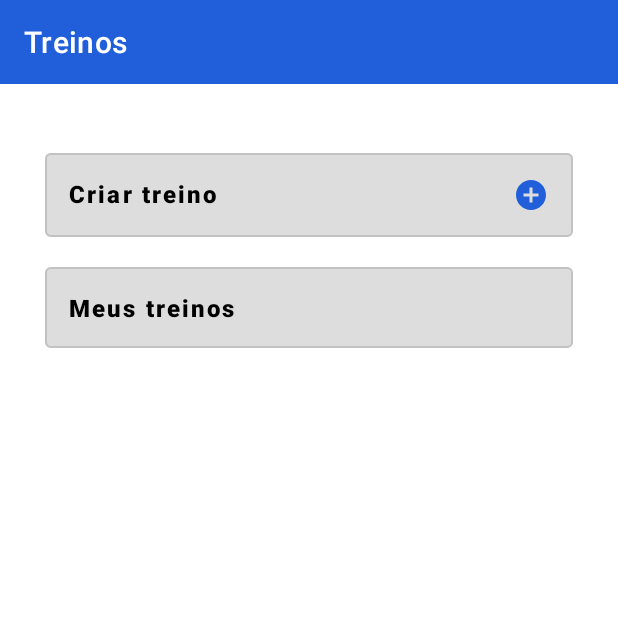
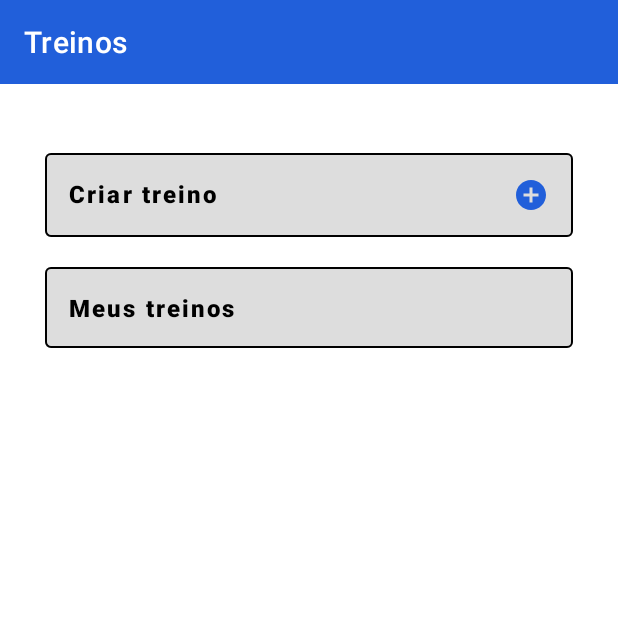
Before and after one commit to EduardoCarvalhoo/training_app, an Android app: the HomeActivity screen opened directly, with no data from a screen before it, on a phone screen of 412 x 824 dp, the top half of it. Run offline under Robolectric (Android 15) with nearby library versions, the phone set to English and light mode, and no system bars; our stand-ins replace Firebase (no records; nobody signed in at launch, a user with empty details on screens opened directly).

Commit message:
fix: dark theme bug fix

```diff
--- a/app/src/main/res/layout/activity_exercises.xml
+++ b/app/src/main/res/layout/activity_exercises.xml
@@ -4,6 +4,7 @@
     xmlns:tools="http://schemas.android.com/tools"
     android:layout_width="match_parent"
     android:layout_height="match_parent"
+    android:background="@color/white"
     tools:context="com.example.training.presentation.ui.exercises.ExercisesActivity">
 
     <androidx.appcompat.widget.Toolbar
--- a/app/src/main/res/layout/activity_home.xml
+++ b/app/src/main/res/layout/activity_home.xml
@@ -4,6 +4,7 @@
     xmlns:tools="http://schemas.android.com/tools"
     android:layout_width="match_parent"
     android:layout_height="match_parent"
+    android:background="@color/white"
     tools:context="com.example.training.presentation.ui.home.HomeActivity">
 
     <androidx.appcompat.widget.Toolbar
@@ -24,6 +25,8 @@
         android:layout_height="wrap_content"
         android:layout_marginTop="40dp"
         android:backgroundTint="#DDDDDD"
+        app:strokeColor="@color/black"
+        app:strokeWidth="1dp"
         android:drawableEnd="@drawable/ic_add_circle"
         android:gravity="start"
         android:padding="16dp"
@@ -45,6 +48,8 @@
         android:backgroundTint="#DDDDDD"
         android:gravity="start"
         android:padding="16dp"
+        app:strokeColor="@color/black"
+        app:strokeWidth="1dp"
         android:text="@string/home_list_text"
         android:textAllCaps="false"
         android:textColor="@color/black"
--- a/app/src/main/res/layout/activity_register.xml
+++ b/app/src/main/res/layout/activity_register.xml
@@ -4,6 +4,7 @@
     xmlns:tools="http://schemas.android.com/tools"
     android:layout_width="match_parent"
     android:layout_height="match_parent"
+    android:background="@color/white"
     tools:context="com.example.training.presentation.ui.register.RegisterActivity">
 
     <androidx.appcompat.widget.Toolbar
--- a/app/src/main/res/layout/activity_training_details.xml
+++ b/app/src/main/res/layout/activity_training_details.xml
@@ -4,6 +4,7 @@
     xmlns:tools="http://schemas.android.com/tools"
     android:layout_width="match_parent"
     android:layout_height="match_parent"
+    android:background="@color/white"
     tools:context="com.example.training.presentation.ui.details.TrainingDetailsActivity">
 
     <androidx.appcompat.widget.Toolbar
--- a/app/src/main/res/values-night/themes.xml
+++ b/app/src/main/res/values-night/themes.xml
@@ -1,13 +1,13 @@
 <resources xmlns:tools="http://schemas.android.com/tools">
     <!-- Base application theme. -->
-    <style name="Theme.Training" parent="Theme.MaterialComponents.DayNight.DarkActionBar">
+    <style name="Theme.Training" parent="Theme.MaterialComponents.DayNight.NoActionBar">
         <!-- Primary brand color. -->
-        <item name="colorPrimary">@color/purple_200</item>
+        <item name="colorPrimary">@color/purple_500</item>
         <item name="colorPrimaryVariant">@color/purple_700</item>
-        <item name="colorOnPrimary">@color/black</item>
+        <item name="colorOnPrimary">@color/white</item>
         <!-- Secondary brand color. -->
         <item name="colorSecondary">@color/teal_200</item>
-        <item name="colorSecondaryVariant">@color/teal_200</item>
+        <item name="colorSecondaryVariant">@color/teal_700</item>
         <item name="colorOnSecondary">@color/black</item>
         <!-- Status bar color. -->
         <item name="android:statusBarColor">?attr/colorPrimaryVariant</item>
```
Also changed, not shown: app/src/main/res/layout/activity_training_creation.xml (+11 -7 lines), app/src/main/res/layout/activity_update_training.xml (+13 -9 lines), app/src/main/res/layout/item_remove_exercise.xml (+7 -1 lines), app/src/main/res/layout/item_select_exercises.xml (+13 -4 lines), app/src/main/res/layout/item_training_details.xml (+7 -1 lines).
